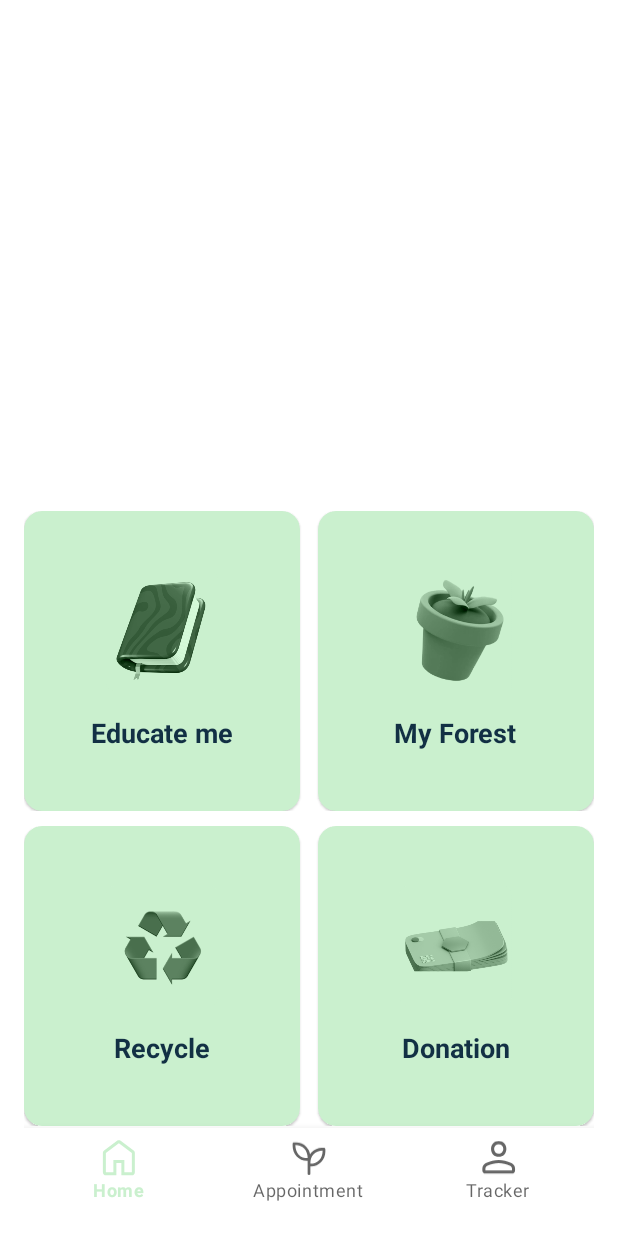
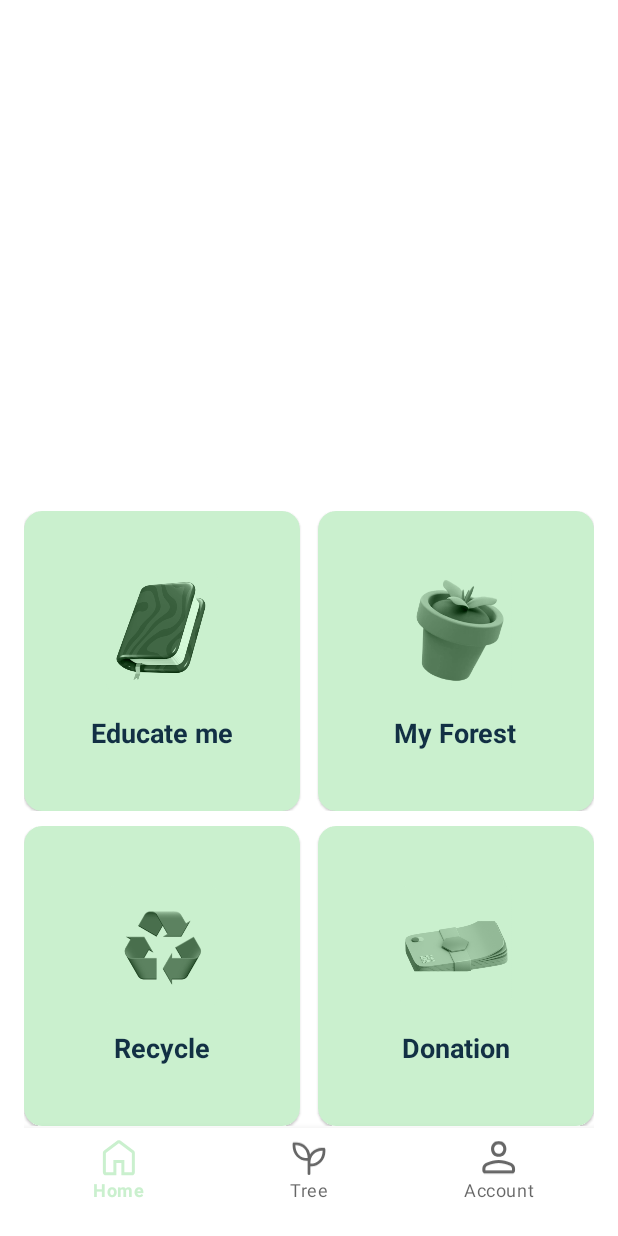
Before and after one commit to ShoaibKakal/TreeCycle, an Android app: the screen it shows after launch (MainActivity), on a phone screen of 412 x 824 dp. Run offline under Robolectric (Android 15) with nearby library versions, the phone set to English and light mode, and no system bars; our stand-ins replace navigation-ui.

Commit message:
BottomNav menu correction

```diff
--- a/app/src/main/res/menu/menu_bottom_nav.xml
+++ b/app/src/main/res/menu/menu_bottom_nav.xml
@@ -3,19 +3,16 @@
 
     <item
         android:id="@+id/homeFragment"
-        android:enabled="true"
         android:icon="@drawable/ic_home"
         android:title="Home" />
     <item
         android:id="@+id/plantFragment"
-        android:enabled="true"
         android:icon="@drawable/ic_plant"
-        android:title="Appointment" />
+        android:title="Tree" />
     <item
         android:id="@+id/accountFragment"
-        android:enabled="true"
         android:icon="@drawable/ic_account"
-        android:title="Tracker" />
+        android:title="Account" />
 
 
 </menu>
```
